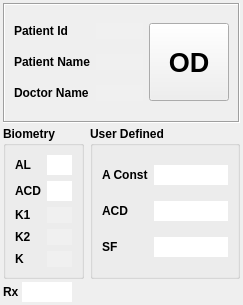
Old version of the form calculator_patient.ui in the repository siborion/siborion_american_scan.
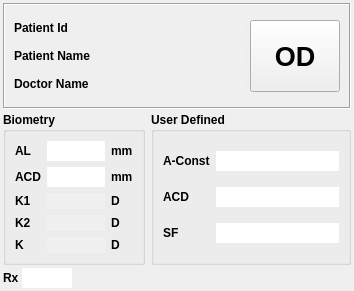
New version of the form. Custom widgets are drawn as their Qt base class.

Patch:
```diff
--- a/calculator_patient.ui
+++ b/calculator_patient.ui
@@ -6,8 +6,8 @@
    <rect>
     <x>0</x>
     <y>0</y>
-    <width>243</width>
-    <height>305</height>
+    <width>354</width>
+    <height>291</height>
    </rect>
   </property>
   <property name="windowTitle">
@@ -175,6 +175,61 @@
         </property>
        </widget>
       </item>
+      <item row="1" column="1">
+       <widget class="QLineEdit" name="leACD_measure">
+        <property name="enabled">
+         <bool>true</bool>
+        </property>
+        <property name="frame">
+         <bool>false</bool>
+        </property>
+       </widget>
+      </item>
+      <item row="0" column="1">
+       <widget class="leAddZero" name="leAL_measure">
+        <property name="enabled">
+         <bool>true</bool>
+        </property>
+        <property name="frame">
+         <bool>false</bool>
+        </property>
+       </widget>
+      </item>
+      <item row="0" column="2">
+       <widget class="QLabel" name="label_9">
+        <property name="text">
+         <string>mm</string>
+        </property>
+       </widget>
+      </item>
+      <item row="1" column="2">
+       <widget class="QLabel" name="label_10">
+        <property name="text">
+         <string>mm</string>
+        </property>
+       </widget>
+      </item>
+      <item row="2" column="2">
+       <widget class="QLabel" name="lK1Unit">
+        <property name="text">
+         <string>D</string>
+        </property>
+       </widget>
+      </item>
+      <item row="3" column="2">
+       <widget class="QLabel" name="lK2Unit">
+        <property name="text">
+         <string>D</string>
+        </property>
+       </widget>
+      </item>
+      <item row="4" column="2">
+       <widget class="QLabel" name="lKUnit">
+        <property name="text">
+         <string>D</string>
+        </property>
+       </widget>
+      </item>
      </layout>
     </widget>
    </item>
@@ -365,7 +420,7 @@
          </font>
         </property>
         <property name="text">
-         <string>A Const</string>
+         <string>A-Const</string>
         </property>
        </widget>
       </item>
```
Left out of the diff: 118 changed lines with no effect on the pictures.
